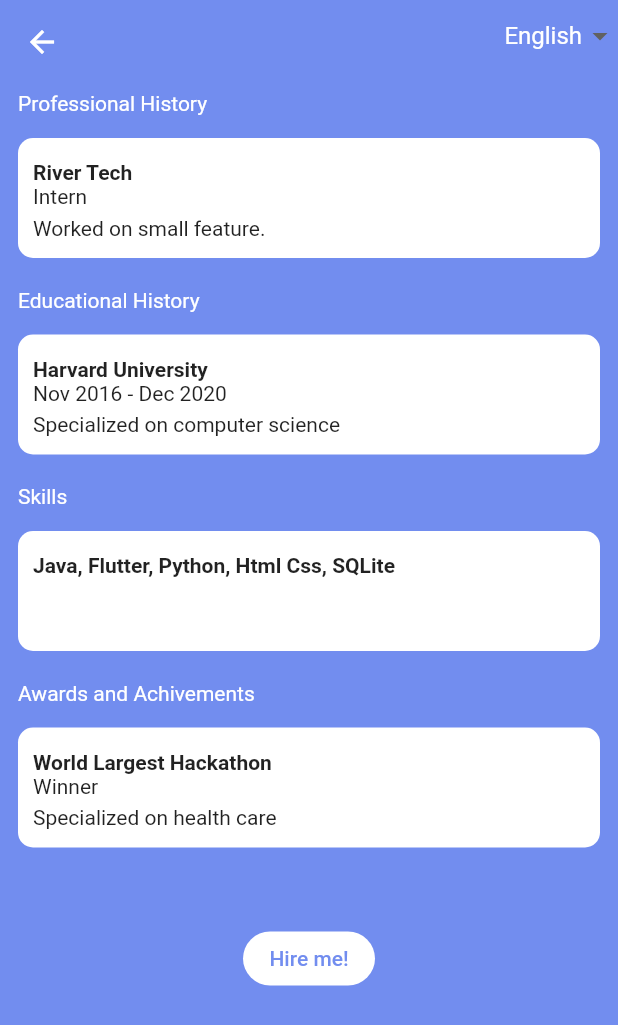
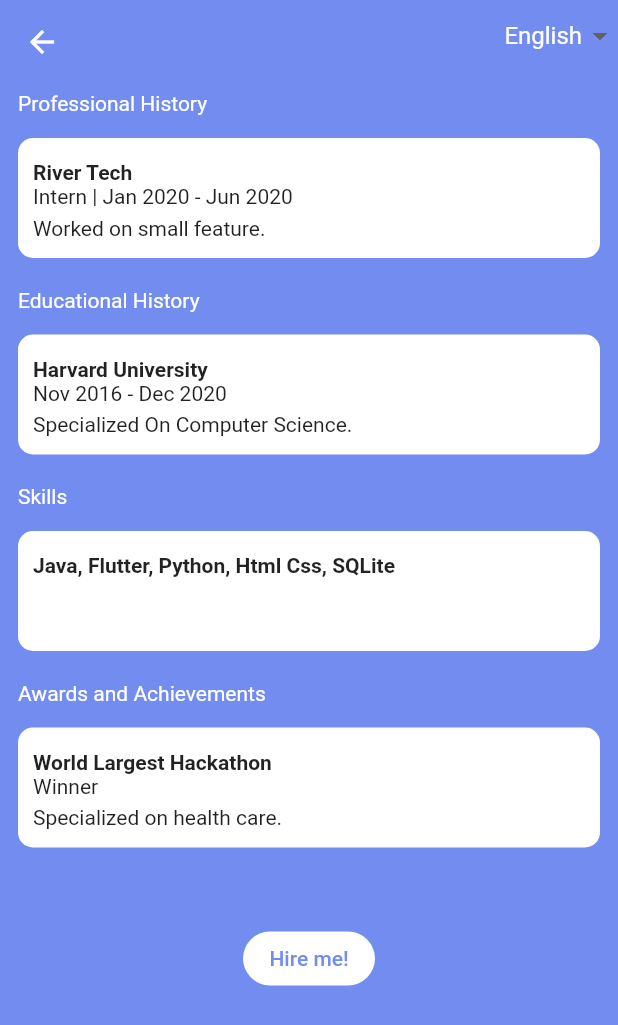
Before and after one commit to Nepninja/flutter_localization, a Flutter app: the screen it shows after launch, after a tap on the "keyboard arrow down" icon, on a phone screen of 412 x 824 dp. Shown: the top 1025 px of the screen. Run offline on Flutter 3.47's test engine with Material 2 defaults, Android fonts, the phone set to English and light mode, and no system bars; our stand-ins replace bloc, equatable, flutter_bloc.

Commit message:
added bloc and localization delegate

```diff
--- /dev/null
+++ b/lib/app_localization.dart
@@ -0,0 +1,54 @@
+import 'dart:convert';
+
+import 'package:flutter/cupertino.dart';
+import 'package:flutter/services.dart';
+
+class AppLocalization {
+  final Locale locale;
+
+  AppLocalization(this.locale);
+
+  static AppLocalization of(BuildContext context) {
+    return Localizations.of(context, AppLocalization);
+  }
+
+  Map<String, String> _localizedValues;
+
+  Future loadJson() async {
+    String jsonStringValues =
+        await rootBundle.loadString('assets/lang/${locale.languageCode}.json');
+
+    Map<String, dynamic> mappedJson = json.decode(jsonStringValues);
+
+    _localizedValues =
+        mappedJson.map((key, value) => MapEntry(key, value.toString()));
+  }
+
+  String getTranslatedValues(String key) {
+    return _localizedValues[key];
+  }
+
+  static const LocalizationsDelegate<AppLocalization> delegate =
+      _AppLocalizationDelegate();
+}
+
+class _AppLocalizationDelegate extends LocalizationsDelegate<AppLocalization> {
+  const _AppLocalizationDelegate();
+
+  @override
+  bool isSupported(Locale locale) {
+    return ['en', 'fr'].contains(locale.languageCode);
+  }
+
+  @override
+  Future<AppLocalization> load(Locale locale) async {
+    AppLocalization localization = AppLocalization(locale);
+    await localization.loadJson();
+    return localization;
+  }
+
+  @override
+  bool shouldReload(LocalizationsDelegate<AppLocalization> old) {
+    return false;
+  }
+}
--- /dev/null
+++ b/lib/bloc/language_bloc.dart
@@ -0,0 +1,23 @@
+import 'dart:async';
+import 'dart:ui';
+
+import 'package:bloc/bloc.dart';
+import 'package:equatable/equatable.dart';
+
+part 'language_event.dart';
+part 'language_state.dart';
+
+class LanguageBloc extends Bloc<LanguageEvent, LanguageState> {
+  LanguageBloc(LanguageState initialState) : super(initialState);
+
+  LanguageState get initialState => LanguageState.initial();
+  @override
+  Stream<LanguageState> mapEventToState(
+    LanguageEvent event,
+  ) async* {
+    if(event is LoadLanguage){
+      yield LanguageState(locale: event.locale);
+    }
+
+  }
+}
--- /dev/null
+++ b/lib/bloc/language_event.dart
@@ -0,0 +1,9 @@
+part of 'language_bloc.dart';
+
+abstract class LanguageEvent {}
+
+class LoadLanguage extends LanguageEvent {
+  final Locale locale;
+
+  LoadLanguage({this.locale});
+}
--- /dev/null
+++ b/lib/bloc/language_state.dart
@@ -0,0 +1,16 @@
+part of 'language_bloc.dart';
+
+class LanguageState extends Equatable {
+  final Locale locale;
+
+  LanguageState({this.locale});
+
+  factory LanguageState.initial() => LanguageState(locale: Locale('en', 'US'));
+
+  LanguageState copyWith({Locale locale}) => LanguageState(locale: locale ?? this.locale);
+
+  @override
+  // TODO: implement props
+  List<Object> get props => [locale];
+
+}
--- a/lib/custom_view.dart
+++ b/lib/custom_view.dart
@@ -1,4 +1,5 @@
 import 'package:flutter/material.dart';
+import 'package:flutter_localization/app_localization.dart';
 
 class CustomView extends StatelessWidget {
   final String heading;
@@ -16,7 +17,7 @@ class CustomView extends StatelessWidget {
       crossAxisAlignment: CrossAxisAlignment.start,
       children: [
         Text(
-          heading,
+          AppLocalization.of(context).getTranslatedValues(heading),
           style: TextStyle(color: Colors.white),
         ),
         SizedBox(
@@ -33,14 +34,14 @@ class CustomView extends StatelessWidget {
                 height: 15,
               ),
               Text(
-                title,
+                AppLocalization.of(context).getTranslatedValues(title),
                 style: TextStyle(fontWeight: FontWeight.bold),
               ),
-              Text(subtitle),
+              Text(AppLocalization.of(context).getTranslatedValues(subtitle)),
               SizedBox(
                 height: 5,
               ),
-              Text(description)
+              Text(AppLocalization.of(context).getTranslatedValues(description))
             ],
           ),
           decoration: BoxDecoration(
--- a/lib/home_page.dart
+++ b/lib/home_page.dart
@@ -1,4 +1,5 @@
 import 'package:flutter/material.dart';
+import 'package:flutter_localization/app_localization.dart';
 import 'package:flutter_localization/next_page.dart';
 
 class HomePage extends StatefulWidget {
@@ -33,7 +34,7 @@ class _HomePageState extends State<HomePage> {
               height: 10,
             ),
             Text(
-              "Frontend Developer",
+              AppLocalization.of(context).getTranslatedValues('frontend_developer'),
               style: TextStyle(fontSize: 25, color: Colors.white),
             ),
             SizedBox(
@@ -90,7 +91,7 @@ class _HomePageState extends State<HomePage> {
                   side: BorderSide(width: 1.0, color: Colors.white)),
             ),
             Text(
-              "Know me more",
+              AppLocalization.of(context).getTranslatedValues('know_me_more'),
               style: TextStyle(color: Colors.white),
             )
           ],
--- a/lib/main.dart
+++ b/lib/main.dart
@@ -1,15 +1,36 @@
 import 'package:flutter/material.dart';
+import 'package:flutter_bloc/flutter_bloc.dart';
+import 'package:flutter_localization/app_localization.dart';
+import 'package:flutter_localization/bloc/language_bloc.dart';
 import 'package:flutter_localization/home_page.dart';
+import 'package:flutter_localizations/flutter_localizations.dart';
 
 void main() {
-  runApp(MyApp());
+  runApp(BlocProvider<LanguageBloc>(
+      create: (context) => LanguageBloc(LanguageState.initial()),
+      child: MyApp()));
 }
 
 class MyApp extends StatelessWidget {
   @override
   Widget build(BuildContext context) {
-    return MaterialApp(
-      home: HomePage(),
+    return BlocBuilder<LanguageBloc, LanguageState>(
+      builder: (context, state) {
+        return MaterialApp(
+          locale: state.locale,
+          localizationsDelegates: [
+            AppLocalization.delegate,
+            GlobalMaterialLocalizations.delegate,
+            GlobalWidgetsLocalizations.delegate,
+            GlobalCupertinoLocalizations.delegate,
+          ],
+          supportedLocales: [
+            Locale('en', 'US'),
+            Locale('fr', ''),
+          ],
+          home: HomePage(),
+        );
+      },
     );
   }
 }
--- a/lib/next_page.dart
+++ b/lib/next_page.dart
@@ -1,4 +1,7 @@
 import 'package:flutter/material.dart';
+import 'package:flutter_bloc/flutter_bloc.dart';
+import 'package:flutter_localization/app_localization.dart';
+import 'package:flutter_localization/bloc/language_bloc.dart';
 import 'package:flutter_localization/custom_view.dart';
 
 class NextPage extends StatefulWidget {
@@ -25,25 +28,25 @@ class _NextPageState extends State<NextPage> {
                     height: 5,
                   ),
                   CustomView(
-                    heading: "Professional History",
-                    title: "River Tech",
-                    subtitle: "Intern",
-                    description: "Worked on small feature.",
+                    heading: "professional_history",
+                    title: "river_tech",
+                    subtitle: "intern",
+                    description: "worked_on_small_feature",
                   ),
                   SizedBox(
                     height: 20,
                   ),
                   CustomView(
-                    heading: "Educational History",
-                    title: "Harvard University",
-                    subtitle: "Nov 2016 - Dec 2020",
-                    description: "Specialized on computer science",
+                    heading: "educational_history",
+                    title: "harvard_university",
+                    subtitle: "nov",
+                    description: "specialized_on_computer_science",
                   ),
                   SizedBox(
                     height: 20,
                   ),
                   Text(
-                    "Skills",
+                    AppLocalization.of(context).getTranslatedValues('skills'),
                     style: TextStyle(color: Colors.white),
                   ),
                   SizedBox(
@@ -73,10 +76,10 @@ class _NextPageState extends State<NextPage> {
                     height: 20,
                   ),
                   CustomView(
-                    heading: "Awards and Achivements",
-                    title: "World Largest Hackathon",
-                    subtitle: "Winner",
-                    description: "Specialized on health care",
+                    heading: "awards_and_achievements",
+                    title: "world_largest_hackathon",
+                    subtitle: "winner",
+                    description: "specialized_on_health_care",
                   ),
                   SizedBox(
                     height: 50,
@@ -86,7 +89,7 @@ class _NextPageState extends State<NextPage> {
                     color: Colors.white,
                     onPressed: () {},
                     child: Text(
-                      "Hire me!",
+                      AppLocalization.of(context).getTranslatedValues('hire_me'),
                       style: TextStyle(color: Color(0xff728def)),
                     ),
                     shape: RoundedRectangleBorder(
@@ -108,6 +111,13 @@ class _NextPageState extends State<NextPage> {
             value: lang,
             onChanged: (value) {
               setState(() {
+                if (value == 'French') {
+                  BlocProvider.of<LanguageBloc>(context)
+                    ..add(LoadLanguage(locale: Locale('fr', '')));
+                } else
+                  BlocProvider.of<LanguageBloc>(context)
+                    ..add(LoadLanguage(locale: Locale('en', 'EN')));
+
                 lang = value;
               });
             },
```
Also changed, not shown: assets/lang/en.json (added, +19 -0 lines), assets/lang/fr.json (added, +19 -0 lines), pubspec.yaml (+6 -1 lines), pubspec.lock.
